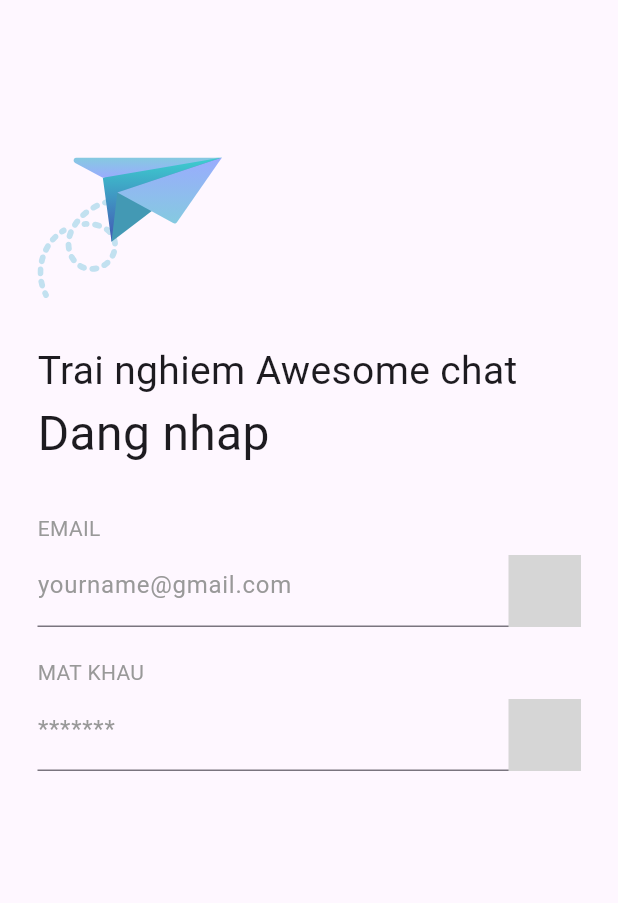
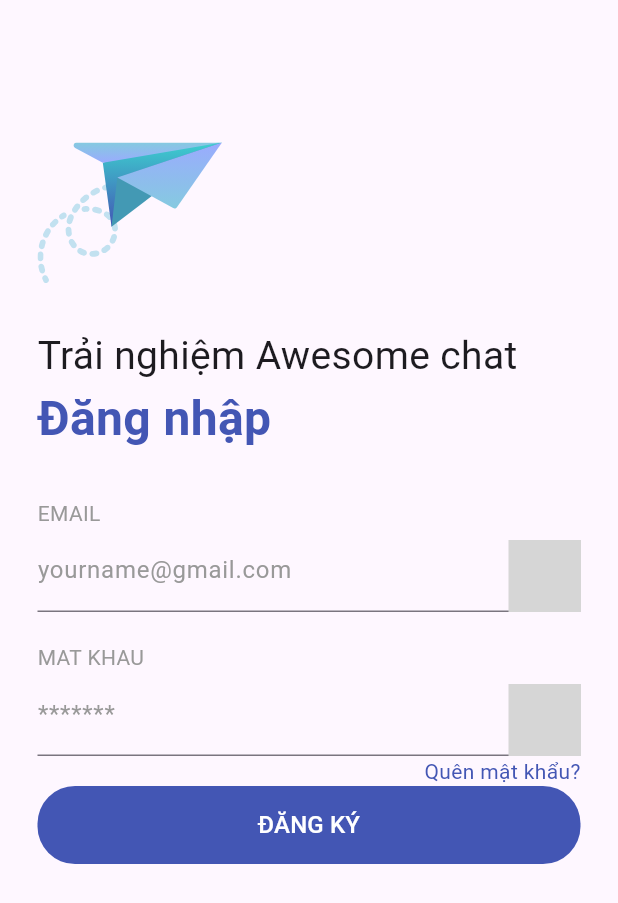
Before and after one commit to TuanNA-kt/hello_world, a Flutter app: the screen it shows after launch, on a phone screen of 412 x 824 dp. Shown: the top 903 px of the screen. Run offline on Flutter 3.47's test engine with Material 3 defaults, Android fonts, the phone set to English and light mode, and no system bars; our stand-ins replace flutter_svg; grey boxes are pictures that could not be loaded.

Commit message:
Minor changes

```diff
--- a/lib/modules/auth/login_screen.dart
+++ b/lib/modules/auth/login_screen.dart
@@ -1,6 +1,8 @@
 import 'package:flutter/material.dart';
 import 'package:flutter_svg/flutter_svg.dart';
+import 'package:hello_world/common/app_colors.dart';
 import 'package:hello_world/common/widgets/custom_text_field.dart';
+import 'package:hello_world/common/widgets/primary_button.dart';
 
 class LoginScreen extends StatelessWidget {
   @override
@@ -12,26 +14,49 @@ class LoginScreen extends StatelessWidget {
           child: Column(
             crossAxisAlignment: CrossAxisAlignment.start,
             children: [
-              const SizedBox(height: 80),
+              const SizedBox(height: 70),
               SvgPicture.asset('assets/images/ic_mail_paper_plane.svg'),
-              Text('Trai nghiem Awesome chat', style: TextStyle(fontSize: 26)),
-              Text('Dang nhap', style: TextStyle(fontSize: 32)),
+              Text('Trải nghiệm Awesome chat', style: TextStyle(fontSize: 26)),
+              Text(
+                'Đăng nhập',
+                style: TextStyle(
+                  fontSize: 32,
+                  color: AppColors.primaryBlue,
+                  fontWeight: FontWeight.bold,
+                ),
+              ),
               SizedBox(height: 30),
-              CustomTextField(key: UniqueKey(),
+              CustomTextField(
+                key: UniqueKey(),
                 hint: 'yourname@gmail.com',
                 iconPath: 'assets/images/facebook.svg',
                 label: 'EMAIL',
-                type: TextFieldType.mail),
+                type: TextFieldType.mail,
+              ),
               SizedBox(height: 20),
-              CustomTextField(key: UniqueKey(),
-                  hint: '*******',
-                  iconPath: 'assets/images/facebook.svg',
-                  label: 'MAT KHAU',
-                  type: TextFieldType.password)
+              CustomTextField(
+                key: UniqueKey(),
+                hint: '*******',
+                iconPath: 'assets/images/facebook.svg',
+                label: 'MAT KHAU',
+                type: TextFieldType.password,
+              ),
+              Align(
+                alignment: Alignment.centerRight,
+                child: Text(
+                  'Quên mật khẩu?',
+                  style: TextStyle(fontSize: 14, color: AppColors.primaryBlue),
+                ),
+              ),
+              PrimaryButton(text: 'Đăng ký', onPressed: onPressed)
             ],
           ),
         ),
       ),
     );
   }
+
+  void onPressed() {
+  }
+
 }
--- a/pubspec.yaml
+++ b/pubspec.yaml
@@ -59,7 +59,7 @@ flutter:
   assets:
     - assets/
     - assets/images/ic_mail_paper_plane.svg
-    - assets/images/facebook.svg
+    - assets/images/ic_facebook.svg
   # To add assets to your application, add an assets section, like this:
   # assets:
   #   - images/a_dot_burr.jpeg
```
Also changed, not shown: pubspec.lock.
